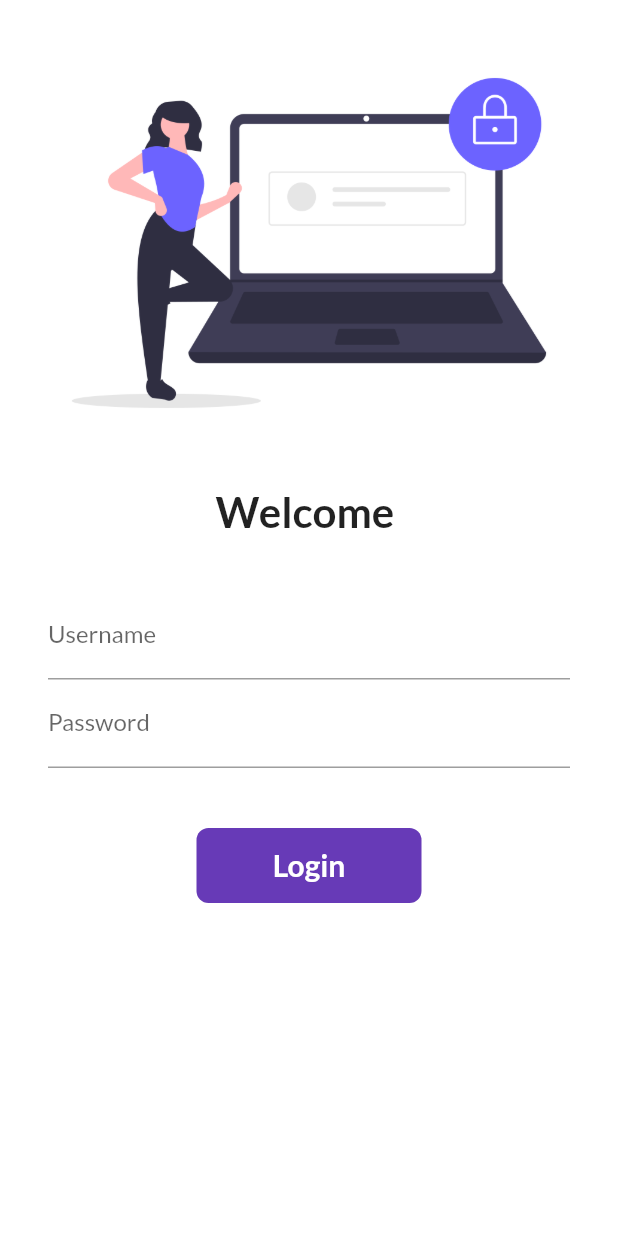
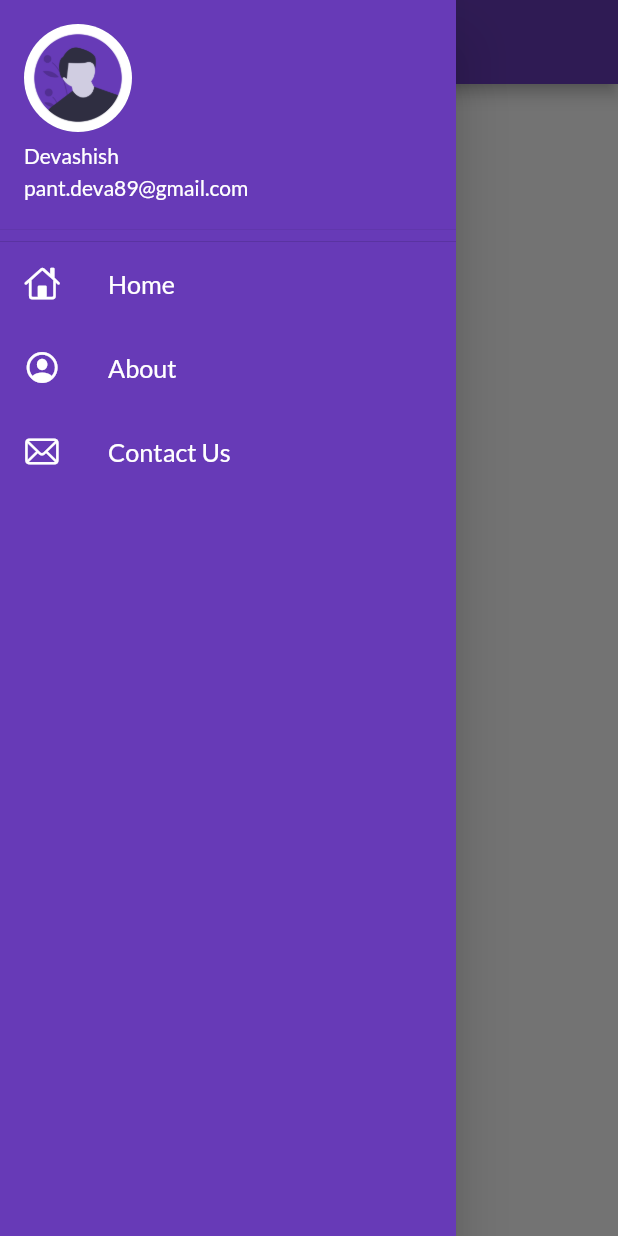
Before and after one commit to devashishpant89/flutter_catalog, a Flutter app: the screen it shows after launch, with the side drawer open (before the commit the screen has no drawer), on a phone screen of 412 x 824 dp. Run offline on Flutter 3.47's test engine with Material 2 defaults, Android fonts, the phone set to English and light mode, and no system bars; our stand-ins replace google_fonts.

Commit message:
day 9 completed

```diff
--- a/lib/main.dart
+++ b/lib/main.dart
@@ -19,7 +19,7 @@ class MyApp extends StatelessWidget {
        fontFamily : GoogleFonts.lato().fontFamily,
       ),
       darkTheme: ThemeData(brightness: Brightness.dark),
-      initialRoute: "/",
+      initialRoute: MyRoutes.homeRoute,
       routes: {
         "/":(context)=> LoginPage(),
         MyRoutes.homeRoute:(context)=> HomePage(),
--- a/lib/pages/home_page.dart
+++ b/lib/pages/home_page.dart
@@ -1,4 +1,5 @@
 import 'package:flutter/material.dart';
+import 'package:flutter_catalog/widgets/drawer.dart';
 
 
 class HomePage extends StatelessWidget {
@@ -15,7 +16,7 @@ class HomePage extends StatelessWidget {
           child: Text("Welcome to my flutter App"),
         ),
       ),
-      drawer: Drawer(),
+      drawer: MyDrawer(),
     );
   }
 }
--- /dev/null
+++ b/lib/widgets/drawer.dart
@@ -0,0 +1,76 @@
+import 'dart:math';
+
+import 'package:flutter/cupertino.dart';
+import 'package:flutter/material.dart';
+import 'package:flutter/widgets.dart';
+import 'package:flutter_catalog/utils/routes.dart';
+
+class MyDrawer extends StatelessWidget {
+  @override
+  Widget build(BuildContext context) {
+    final imgUrl = "https://picsum.photos/250?image=9";
+    return Drawer(
+      child: Container(
+        color: Colors.deepPurple,
+        child: ListView(
+          padding: EdgeInsets.zero,
+          children: [
+            DrawerHeader(
+              padding: EdgeInsets.zero,
+              margin: EdgeInsets.zero,
+              child: UserAccountsDrawerHeader(
+                accountName: Text("Devashish"),
+                accountEmail: Text("pant.deva89@gmail.com"),
+                currentAccountPicture: CircleAvatar(
+                  backgroundImage: AssetImage("assets/images/pro.png"),
+                ),
+              ),
+            ),
+            ListTile(
+              onTap: () {
+                Navigator.pushNamed(context, MyRoutes.homeRoute);
+              },
+              leading: Icon(
+                CupertinoIcons.home,
+                color: Colors.white,
+              ),
+              title: Text(
+                "Home",
+                textScaleFactor: 1.2,
+                style: TextStyle(
+                  color: Colors.white,
+                ),
+              ),
+            ),
+            ListTile(
+              leading: Icon(
+                CupertinoIcons.profile_circled,
+                color: Colors.white,
+              ),
+              title: Text(
+                "About",
+                textScaleFactor: 1.2,
+                style: TextStyle(
+                  color: Colors.white,
+                ),
+              ),
+            ),
+            ListTile(
+              leading: Icon(
+                CupertinoIcons.mail,
+                color: Colors.white,
+              ),
+              title: Text(
+                "Contact Us",
+                textScaleFactor: 1.2,
+                style: TextStyle(
+                  color: Colors.white,
+                ),
+              ),
+            ),
+          ],
+        ),
+      ),
+    );
+  }
+}
```
Also changed, not shown: assets/images/dev.png (added), assets/images/n1.png (added), assets/images/pro.png (added).
